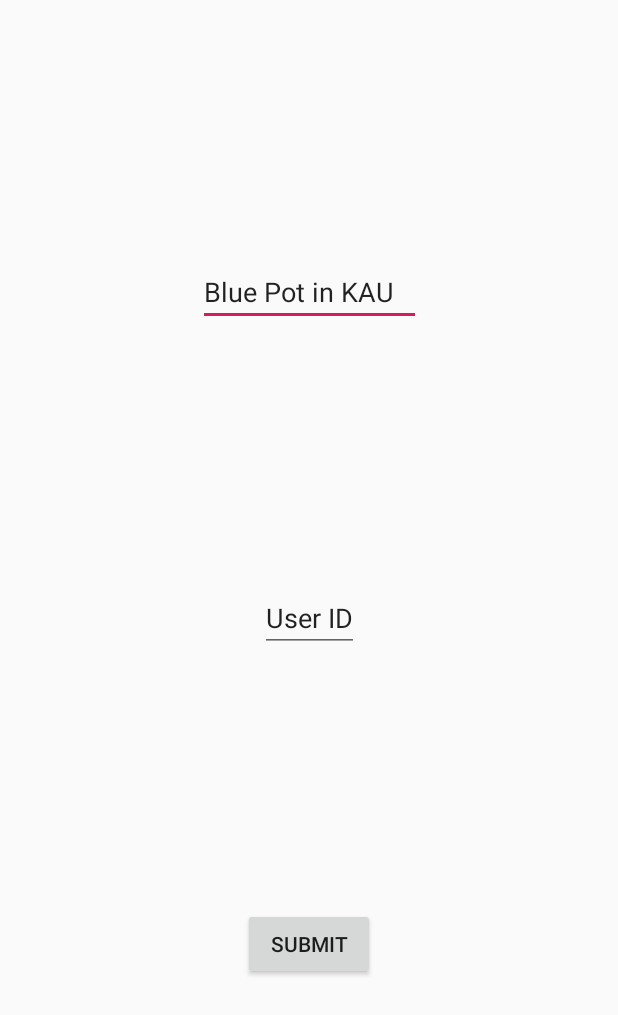
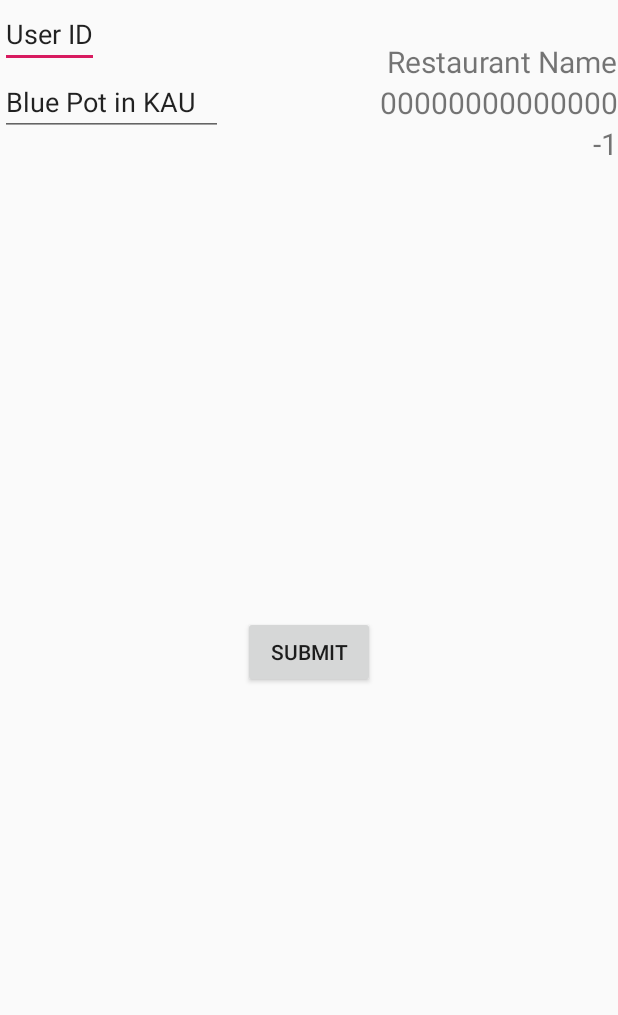
Before and after one commit to sonhyenoh/Reservation-App, an Android app: the DatabaseTestActivity screen opened directly, with no data from a screen before it, after a tap on "SUBMIT", on a phone screen of 412 x 824 dp. Shown: the top 1015 px of the screen. Run offline under Robolectric (Android 15) with nearby library versions, the phone set to English and light mode, and no system bars; our stand-ins replace Firebase (no records; nobody signed in at launch, a user with empty details on screens opened directly).

Commit message:
실시간 데이터 베이스 활용 입출력

```diff
--- a/ReservationApp/app/src/main/java/com/example/reservationapp/DatabaseTestActivity.kt
+++ b/ReservationApp/app/src/main/java/com/example/reservationapp/DatabaseTestActivity.kt
@@ -2,7 +2,6 @@ package com.example.reservationapp
 
 import android.os.Bundle
 import android.util.Log
-import android.widget.Toast
 import androidx.appcompat.app.AppCompatActivity
 import com.google.firebase.database.DataSnapshot
 import com.google.firebase.database.DatabaseError
@@ -18,52 +17,62 @@ class DatabaseTestActivity : AppCompatActivity() {
         super.onCreate(savedInstanceState)
         setContentView(R.layout.activity_database_test)
 
-        var restaurantName = editText_resName.text.toString()
         var userID = editText_userID.text.toString()
+        var resName = editText_resName.text.toString()
+        var resTime = getTime()
+        var waitNum = "-1"
+        var waitCount = 0
+
+        var masterDbNum : Int
+        var myDbUserID : String
+        var myDbResName : String
+        var myDbResTime : String
+        var myDbWaitNum : String
 
         val database = FirebaseDatabase.getInstance()
         val myRef = database.getReference(userID)
 
-        //val nameRef = myRef.child("Restaurant Name")
+        // QR 코드를 찍으면 실행되는 함수라고 가정한다.
+        button_DB_submit.setOnClickListener{
+            userID = editText_userID.text.toString()
+            resName = editText_resName.text.toString()
+            resTime = getTime()
 
-        button_DB_submit.setOnClickListener{
-
-            restaurantName = editText_resName.text.toString()
-            userID = editText_userID.text.toString()
-
-            var now = System.currentTimeMillis()
-            var date = Date(now)
-            var sdfNow = SimpleDateFormat("yyyyMMddHHmmss")
-            var formatDate : String = sdfNow.format(date)
-
-            var reservationInformation = ReservationInformation(restaurantName,userID,formatDate)
-
-            myRef.child("Restaurant Name").setValue(restaurantName)
-            myRef.child("Reservation Time").setValue(formatDate)
-            myRef.child("Reservation Information").setValue(reservationInformation)
+            myRef.child("User ID").setValue(userID)
+            myRef.child("Restaurant Name").setValue(resName)
+            myRef.child("Reservation Time").setValue(resTime)
+            myRef.child("Waiting Number").setValue(waitNum)
         }
 
 
 
-        // Read from the database
         myRef.addValueEventListener(object : ValueEventListener {
             override fun onDataChange(dataSnapshot: DataSnapshot) {
-                // This method is called once with the initial value and again
-                // whenever data at this location is updated.
+                myDbUserID = dataSnapshot.child("User ID").getValue(String::class.java)?:""
+                myDbResName = dataSnapshot.child("Restaurant Name").getValue(String::class.java)?:"Restaurant Name"
+                myDbResTime = dataSnapshot.child("Reservation Time").getValue(String::class.java)?:"00000000000000"
+                myDbWaitNum = dataSnapshot.child("Waiting Number").getValue(String::class.java)?:"-1"
 
-                var str : String = "zxcv"
-                val value = dataSnapshot.child("Reservation Time").getValue(String::class.java)
-                if(value != null){
-                    Toast.makeText(this@DatabaseTestActivity,str,Toast.LENGTH_SHORT).show()
-                    Log.d(TAG, "Value is: $value")
-                }
+                textView_userID.text = myDbUserID
+                textView_resName.text = myDbResName
+                textView_resTime.text = myDbResTime
+                textView_waitNum.text = myDbWaitNum
+
             }
 
             override fun onCancelled(error: DatabaseError) {
                 // Failed to read value
-                Log.w(TAG, "Failed to read value.", error.toException())
+                Log.w("zxcv", "Failed to read value.", error.toException())
             }
         })
+
+    }
+
+    private fun getTime() : String{
+        return SimpleDateFormat("yyyyMMddHHmmss").format(Date(System.currentTimeMillis()))
+    }
+
+    fun regReservation(){
 
     }
 
--- a/ReservationApp/app/src/main/res/layout/activity_database_test.xml
+++ b/ReservationApp/app/src/main/res/layout/activity_database_test.xml
@@ -6,28 +6,64 @@
         android:layout_height="match_parent">
 
         <EditText
+                android:id="@+id/editText_userID"
+                android:layout_width="wrap_content"
+                android:layout_height="wrap_content"
+                app:layout_constraintTop_toTopOf="parent"
+                app:layout_constraintLeft_toLeftOf="parent"
+
+                android:hint="User ID"
+                android:text="User ID"/>
+
+        <EditText
                 android:id="@+id/editText_resName"
                 android:layout_width="wrap_content"
                 android:layout_height="wrap_content"
-            app:layout_constraintTop_toTopOf="parent"
-            app:layout_constraintBottom_toTopOf="@id/editText_userID"
+                app:layout_constraintTop_toBottomOf="@id/editText_userID"
                 app:layout_constraintLeft_toLeftOf="parent"
-            app:layout_constraintRight_toRightOf="parent"
 
                 android:hint="Restaurant Name"
                 android:text="Blue Pot in KAU"/>
 
-    <EditText
-            android:id="@+id/editText_userID"
+        <TextView
+                android:id="@+id/textView_userID"
                 android:layout_width="wrap_content"
                 android:layout_height="wrap_content"
                 app:layout_constraintTop_toTopOf="parent"
-            app:layout_constraintBottom_toBottomOf="parent"
-            app:layout_constraintLeft_toLeftOf="parent"
                 app:layout_constraintRight_toRightOf="parent"
 
-            android:hint="User ID"
-            android:text="User ID"/>
+                android:text="Text View User ID"
+                android:textSize="20dp"/>
+
+        <TextView
+                android:id="@+id/textView_resName"
+                android:layout_width="wrap_content"
+                android:layout_height="wrap_content"
+                app:layout_constraintTop_toBottomOf="@id/textView_userID"
+                app:layout_constraintRight_toRightOf="parent"
+
+                android:text="Text View Restaurant Name"
+                android:textSize="20dp"/>
+
+        <TextView
+                android:id="@+id/textView_resTime"
+                android:layout_width="wrap_content"
+                android:layout_height="wrap_content"
+                app:layout_constraintTop_toBottomOf="@id/textView_resName"
+                app:layout_constraintRight_toRightOf="parent"
+
+                android:text="Text View Reservation Time"
+                android:textSize="20dp"/>
+
+        <TextView
+                android:id="@+id/textView_waitNum"
+                android:layout_width="wrap_content"
+                android:layout_height="wrap_content"
+                app:layout_constraintTop_toBottomOf="@id/textView_resTime"
+                app:layout_constraintRight_toRightOf="parent"
+
+                android:text="Text View Waiting Number"
+                android:textSize="20dp"/>
 
         <Button
                 android:id="@+id/button_DB_submit"
```
Lines whose indentation alone changed are shown as unchanged.
